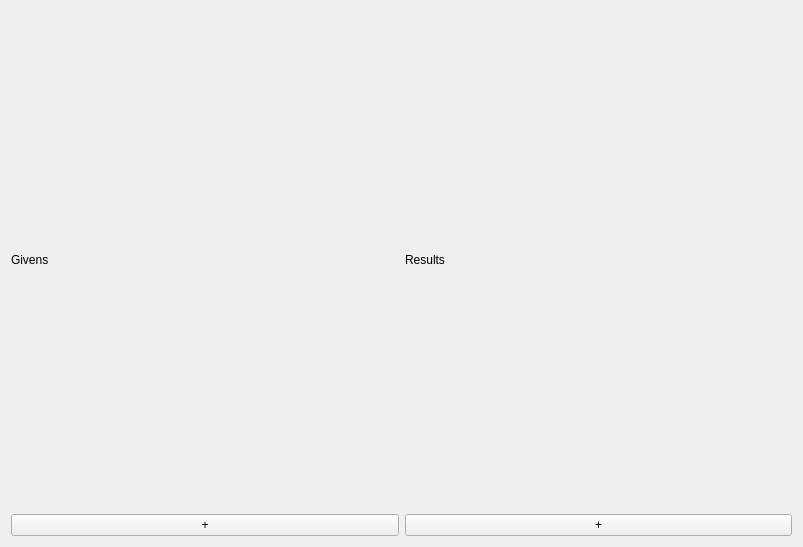
Above: ui/logical_rule_widget.ui from enjoysmath/abstract-spacecraft before the change. Below: the same form after it.
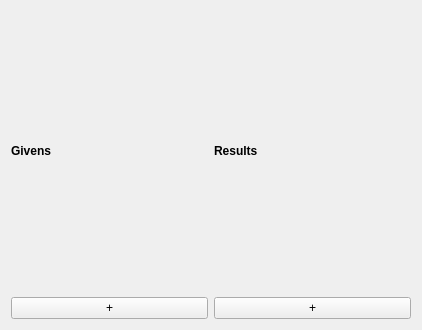
That is the form after the change.

The edit to the form file:
```diff
--- a/ui/logical_rule_widget.ui
+++ b/ui/logical_rule_widget.ui
@@ -6,29 +6,29 @@
    <rect>
     <x>0</x>
     <y>0</y>
-    <width>803</width>
-    <height>547</height>
+    <width>422</width>
+    <height>330</height>
    </rect>
   </property>
   <property name="windowTitle">
    <string>Form</string>
   </property>
   <layout class="QGridLayout" name="gridLayout">
-   <item row="1" column="1">
-    <layout class="QVBoxLayout" name="verticalLayout_2">
-     <item>
-      <widget class="QPushButton" name="pushButton_2">
-       <property name="text">
-        <string>+</string>
-       </property>
-      </widget>
-     </item>
-    </layout>
-   </item>
    <item row="1" column="0">
     <layout class="QVBoxLayout" name="verticalLayout">
      <item>
-      <widget class="QPushButton" name="pushButton">
+      <widget class="QPushButton" name="addGivenButton">
+       <property name="text">
+        <string>+</string>
+       </property>
+      </widget>
+     </item>
+    </layout>
+   </item>
+   <item row="1" column="1">
+    <layout class="QVBoxLayout" name="resultsLayout">
+     <item>
+      <widget class="QPushButton" name="addResultButton">
        <property name="text">
         <string>+</string>
        </property>
@@ -38,6 +38,11 @@
    </item>
    <item row="0" column="0">
     <widget class="QLabel" name="label">
+     <property name="font">
+      <font>
+       <bold>true</bold>
+      </font>
+     </property>
      <property name="text">
       <string>Givens</string>
      </property>
@@ -45,6 +50,11 @@
    </item>
    <item row="0" column="1">
     <widget class="QLabel" name="label_2">
+     <property name="font">
+      <font>
+       <bold>true</bold>
+      </font>
+     </property>
      <property name="text">
       <string>Results</string>
      </property>
```
Left out of the diff: 2 changed lines with no effect on the pictures.
